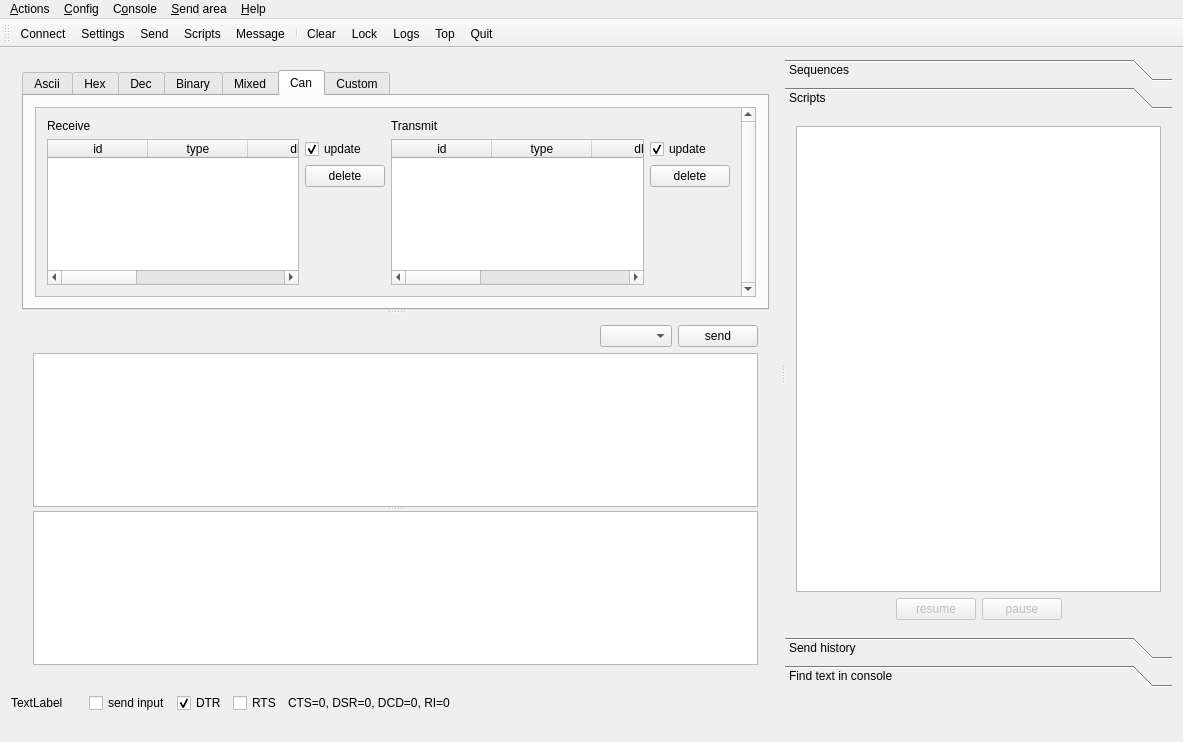
Above: ScriptCommunicator/mainwindow.ui from szieke/ScriptCommunicator_serial-terminal before the change. Below: the same form after it.
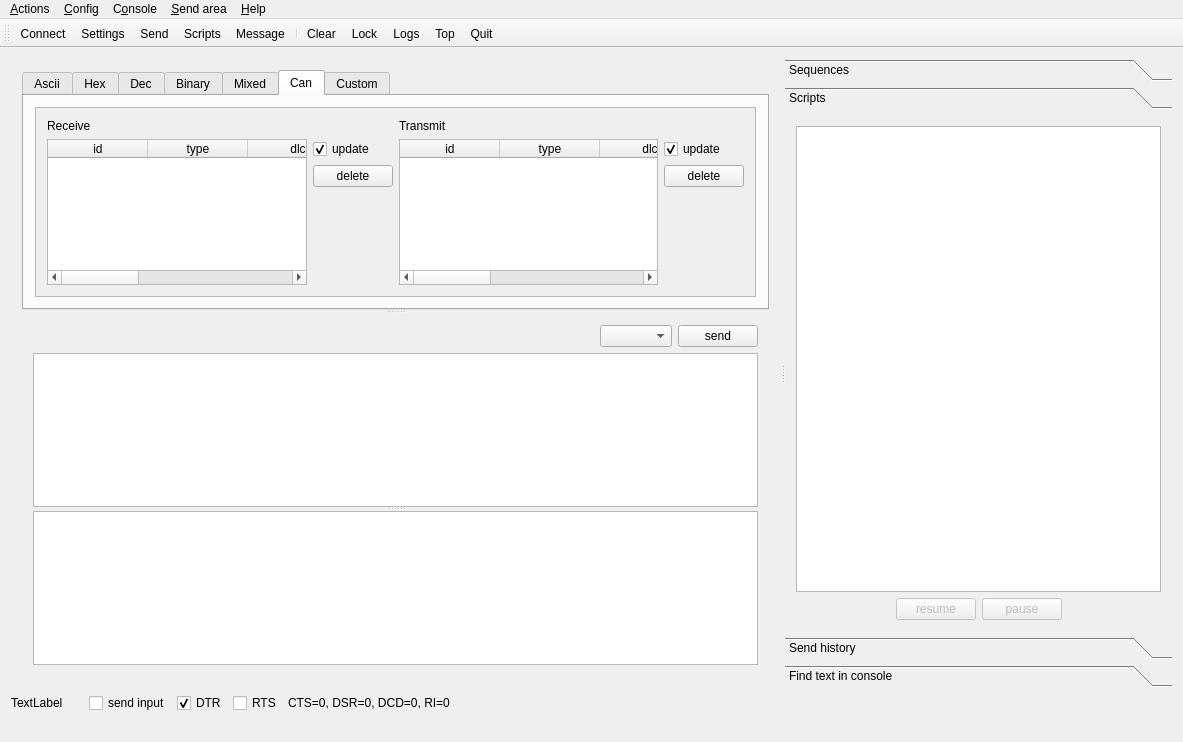
That is the form after the change. The open tabs and pages were chosen to show the change. Icons and pictures are not drawn. Custom widgets are drawn as their Qt base class.

```diff
--- a/ScriptCommunicator/mainwindow.ui
+++ b/ScriptCommunicator/mainwindow.ui
@@ -627,13 +627,7 @@
             </attribute>
             <layout class="QGridLayout" name="gridLayout">
              <item row="0" column="0" colspan="3">
-              <widget class="QScrollArea" name="canScrollArea">
-               <property name="verticalScrollBarPolicy">
-                <enum>Qt::ScrollBarAlwaysOn</enum>
-               </property>
-               <property name="horizontalScrollBarPolicy">
-                <enum>Qt::ScrollBarAsNeeded</enum>
-               </property>
+              <widget class="QScrollArea" name="scrollArea">
                <property name="widgetResizable">
                 <bool>true</bool>
                </property>
```
Left out of the diff: 11 changed lines with no effect on the pictures.
